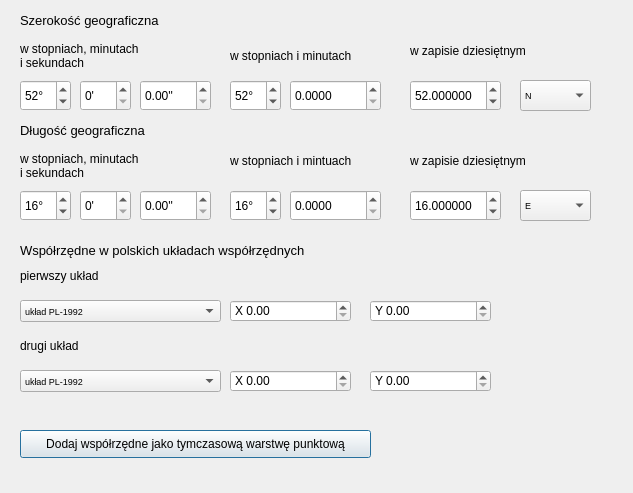
Before: the Qt Designer form pl_coordinate_converter_dialog_base.ui in kieemi/pl_coordinate_converter, drawn with Qt 5.
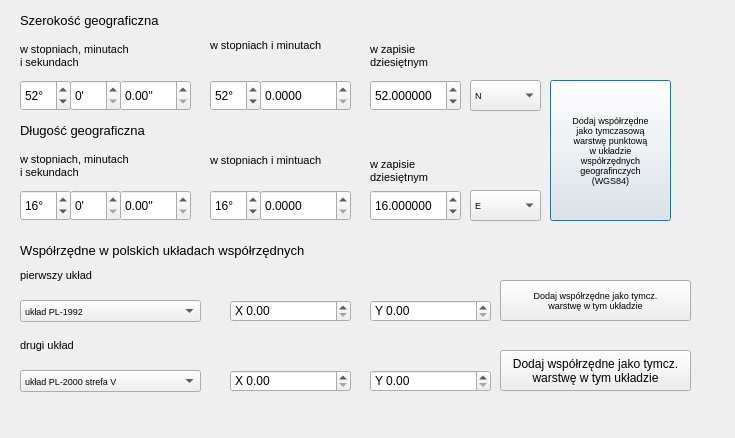
After: the same form once the commit is applied.

The edit to the form file:
```diff
--- a/pl_coordinate_converter_dialog_base.ui
+++ b/pl_coordinate_converter_dialog_base.ui
@@ -6,8 +6,8 @@
    <rect>
     <x>0</x>
     <y>0</y>
-    <width>633</width>
-    <height>493</height>
+    <width>735</width>
+    <height>438</height>
    </rect>
   </property>
   <property name="windowTitle">
@@ -16,7 +16,7 @@
   <widget class="QDoubleSpinBox" name="spbLngDM_M">
    <property name="geometry">
     <rect>
-     <x>290</x>
+     <x>260</x>
      <y>190</y>
      <width>91</width>
      <height>31</height>
@@ -41,20 +41,31 @@
   <widget class="QPushButton" name="addTmpPoint">
    <property name="geometry">
     <rect>
-     <x>20</x>
-     <y>430</y>
-     <width>351</width>
-     <height>28</height>
+     <x>550</x>
+     <y>80</y>
+     <width>121</width>
+     <height>141</height>
     </rect>
    </property>
+   <property name="font">
+    <font>
+     <pointsize>7</pointsize>
+    </font>
+   </property>
    <property name="text">
-    <string>Dodaj współrzędne jako tymczasową warstwę punktową</string>
+    <string>Dodaj współrzędne
+jako tymczasową
+warstwę punktową
+w układzie
+współrzędnych
+geografinczych
+(WGS84)</string>
    </property>
   </widget>
   <widget class="QSpinBox" name="spbLngDM_D">
    <property name="geometry">
     <rect>
-     <x>230</x>
+     <x>210</x>
      <y>190</y>
      <width>51</width>
      <height>31</height>
@@ -73,7 +84,7 @@
   <widget class="QSpinBox" name="spbLatM">
    <property name="geometry">
     <rect>
-     <x>80</x>
+     <x>70</x>
      <y>80</y>
      <width>51</width>
      <height>31</height>
@@ -95,7 +106,7 @@
   <widget class="QDoubleSpinBox" name="spbLatDD">
    <property name="geometry">
     <rect>
-     <x>410</x>
+     <x>370</x>
      <y>80</y>
      <width>91</width>
      <height>31</height>
@@ -139,7 +150,7 @@
   <widget class="QComboBox" name="cmbLngH">
    <property name="geometry">
     <rect>
-     <x>520</x>
+     <x>470</x>
      <y>190</y>
      <width>71</width>
      <height>31</height>
@@ -178,7 +189,7 @@
    </property>
    <property name="font">
     <font>
-     <pointsize>9</pointsize>
+     <pointsize>8</pointsize>
     </font>
    </property>
    <property name="text">
@@ -197,7 +208,7 @@
    </property>
    <property name="font">
     <font>
-     <pointsize>9</pointsize>
+     <pointsize>8</pointsize>
     </font>
    </property>
    <property name="text">
@@ -215,7 +226,7 @@
    </property>
    <property name="font">
     <font>
-     <pointsize>9</pointsize>
+     <pointsize>8</pointsize>
     </font>
    </property>
    <property name="text">
@@ -225,7 +236,7 @@
   <widget class="QComboBox" name="cmbLatH">
    <property name="geometry">
     <rect>
-     <x>520</x>
+     <x>470</x>
      <y>80</y>
      <width>71</width>
      <height>31</height>
@@ -271,7 +282,7 @@
   <widget class="QSpinBox" name="spbLatDM_D">
    <property name="geometry">
     <rect>
-     <x>230</x>
+     <x>210</x>
      <y>80</y>
      <width>51</width>
      <height>31</height>
@@ -308,33 +319,34 @@
   <widget class="QLabel" name="label_4">
    <property name="geometry">
     <rect>
-     <x>410</x>
+     <x>370</x>
      <y>150</y>
-     <width>181</width>
-     <height>21</height>
+     <width>91</width>
+     <height>41</height>
     </rect>
    </property>
    <property name="font">
     <font>
-     <pointsize>9</pointsize>
+     <pointsize>8</pointsize>
     </font>
    </property>
    <property name="text">
-    <string>w zapisie dziesiętnym</string>
+    <string>w zapisie
+dziesiętnym</string>
    </property>
   </widget>
   <widget class="QLabel" name="label_8">
    <property name="geometry">
     <rect>
-     <x>230</x>
-     <y>40</y>
+     <x>210</x>
+     <y>30</y>
      <width>151</width>
      <height>31</height>
     </rect>
    </property>
    <property name="font">
     <font>
-     <pointsize>9</pointsize>
+     <pointsize>8</pointsize>
     </font>
    </property>
    <property name="text">
@@ -368,7 +380,7 @@
     <rect>
      <x>20</x>
      <y>370</y>
-     <width>201</width>
+     <width>181</width>
      <height>22</height>
     </rect>
    </property>
@@ -380,6 +392,9 @@
    <property name="currentText">
     <string>układ PL-2000 strefa V</string>
    </property>
+   <property name="currentIndex">
+    <number>1</number>
+   </property>
    <item>
     <property name="text">
      <string>układ PL-1992</string>
@@ -431,7 +446,7 @@
   <widget class="QLabel" name="label_9">
    <property name="geometry">
     <rect>
-     <x>230</x>
+     <x>210</x>
      <y>150</y>
      <width>151</width>
      <height>21</height>
@@ -439,7 +454,7 @@
    </property>
    <property name="font">
     <font>
-     <pointsize>9</pointsize>
+     <pointsize>8</pointsize>
     </font>
    </property>
    <property name="text">
@@ -468,7 +483,7 @@
   <widget class="QDoubleSpinBox" name="spbLatDM_M">
    <property name="geometry">
     <rect>
-     <x>290</x>
+     <x>260</x>
      <y>80</y>
      <width>91</width>
      <height>31</height>
@@ -495,7 +510,7 @@
     <rect>
      <x>20</x>
      <y>300</y>
-     <width>201</width>
+     <width>181</width>
      <height>22</height>
     </rect>
    </property>
@@ -533,7 +548,7 @@
   <widget class="QDoubleSpinBox" name="dbspLatS">
    <property name="geometry">
     <rect>
-     <x>140</x>
+     <x>120</x>
      <y>80</y>
      <width>71</width>
      <height>31</height>
@@ -558,7 +573,7 @@
   <widget class="QDoubleSpinBox" name="dbspLngS">
    <property name="geometry">
     <rect>
-     <x>140</x>
+     <x>120</x>
      <y>190</y>
      <width>71</width>
      <height>31</height>
@@ -583,7 +598,7 @@
   <widget class="QSpinBox" name="spbLngM">
    <property name="geometry">
     <rect>
-     <x>80</x>
+     <x>70</x>
      <y>190</y>
      <width>51</width>
      <height>31</height>
@@ -605,7 +620,7 @@
   <widget class="QDoubleSpinBox" name="spbLngDD">
    <property name="geometry">
     <rect>
-     <x>410</x>
+     <x>370</x>
      <y>190</y>
      <width>91</width>
      <height>31</height>
@@ -692,19 +707,20 @@
   <widget class="QLabel" name="label_6">
    <property name="geometry">
     <rect>
-     <x>410</x>
+     <x>370</x>
      <y>40</y>
-     <width>181</width>
-     <height>21</height>
+     <width>91</width>
+     <height>31</height>
     </rect>
    </property>
    <property name="font">
     <font>
-     <pointsize>9</pointsize>
+     <pointsize>8</pointsize>
     </font>
    </property>
    <property name="text">
-    <string>w zapisie dziesiętnym</string>
+    <string>w zapisie
+dziesiętnym</string>
    </property>
   </widget>
   <widget class="QLabel" name="label_3">
@@ -718,7 +734,7 @@
    </property>
    <property name="font">
     <font>
-     <pointsize>9</pointsize>
+     <pointsize>8</pointsize>
     </font>
    </property>
    <property name="text">
@@ -726,6 +742,39 @@
 i sekundach</string>
    </property>
   </widget>
+  <widget class="QPushButton" name="addTmpPointPL1">
+   <property name="geometry">
+    <rect>
+     <x>500</x>
+     <y>280</y>
+     <width>191</width>
+     <height>41</height>
+    </rect>
+   </property>
+   <property name="font">
+    <font>
+     <pointsize>7</pointsize>
+    </font>
+   </property>
+   <property name="text">
+    <string>Dodaj współrzędne jako tymcz.
+warstwę w tym układzie</string>
+   </property>
+  </widget>
+  <widget class="QPushButton" name="addTmpPointPL1_2">
+   <property name="geometry">
+    <rect>
+     <x>500</x>
+     <y>350</y>
+     <width>191</width>
+     <height>41</height>
+    </rect>
+   </property>
+   <property name="text">
+    <string>Dodaj współrzędne jako tymcz.
+warstwę w tym układzie</string>
+   </property>
+  </widget>
  </widget>
  <resources/>
  <connections/>
```
Left out of the diff: 2 changed lines with no effect on the pictures.
